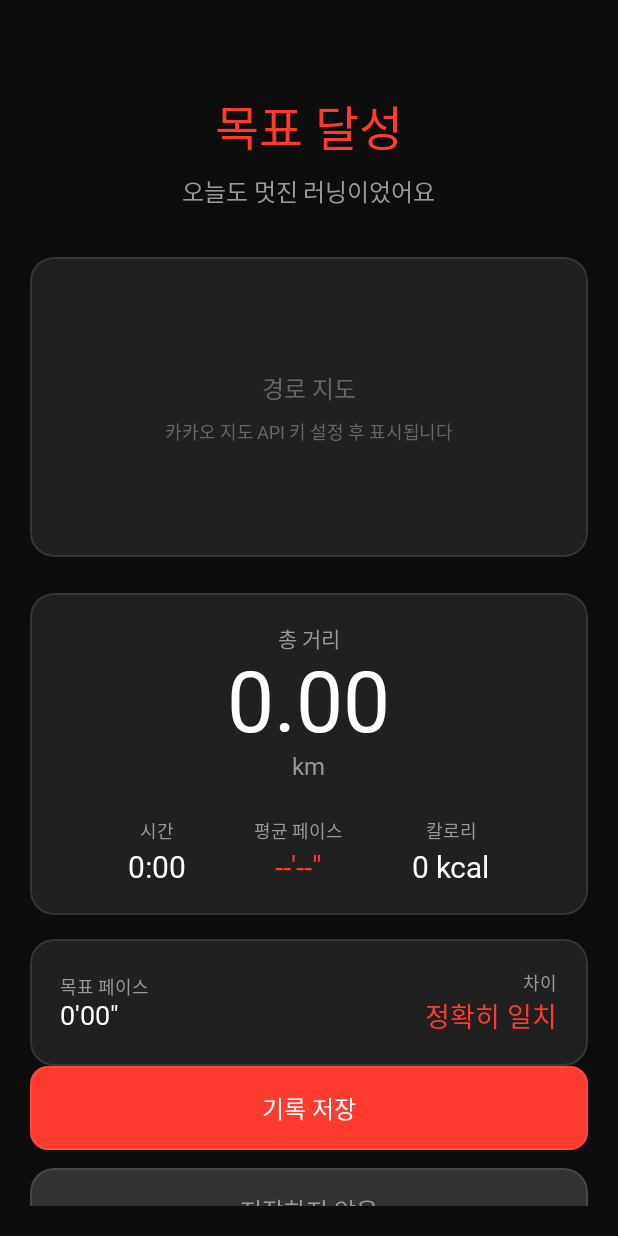
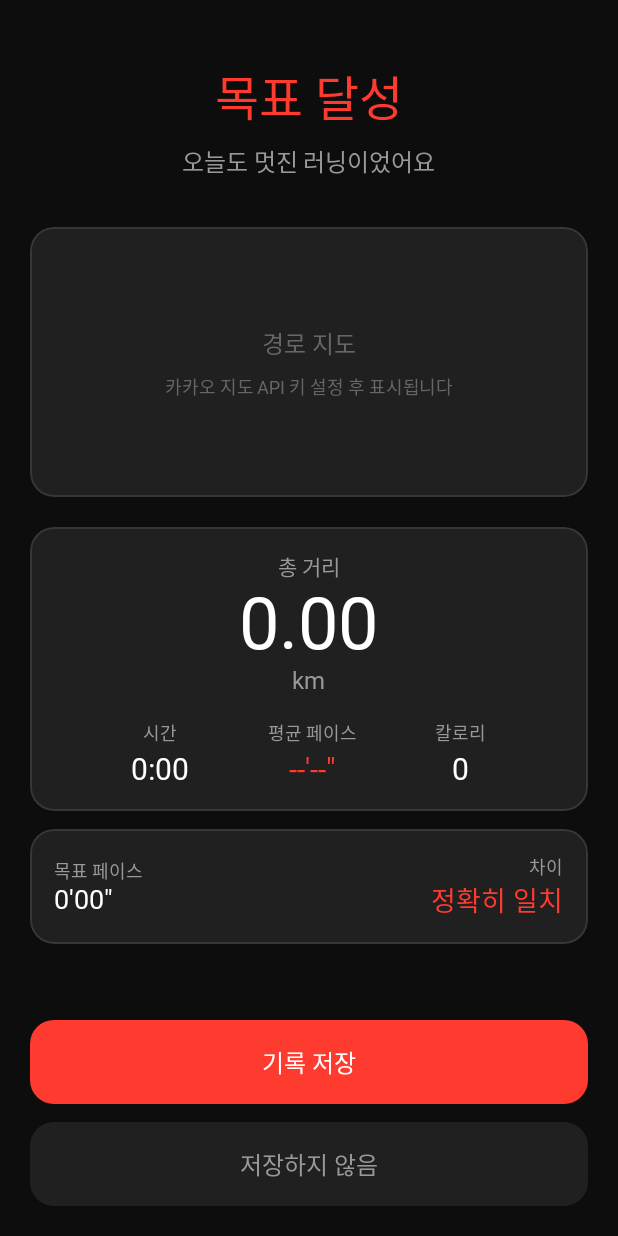
Before and after one commit to sleepysoong/breeze, an Android app built with Jetpack Compose: the composable RunningResultScreen called with empty values, on a phone screen of 412 x 824 dp. Run offline under Robolectric (Android 15) with nearby library versions, the phone set to English and light mode, and no system bars; Roboto replaces fonts that are not available here.

Commit message:
fix: result screen button click handling - separate buttons from scroll area

```diff
--- a/app/src/main/java/com/sleepysoong/breeze/ui/result/RunningResultScreen.kt
+++ b/app/src/main/java/com/sleepysoong/breeze/ui/result/RunningResultScreen.kt
@@ -22,7 +22,6 @@ import androidx.compose.ui.draw.clip
 import androidx.compose.ui.text.style.TextAlign
 import androidx.compose.ui.unit.dp
 import androidx.compose.ui.unit.sp
-import com.sleepysoong.breeze.ui.components.GlassButton
 import com.sleepysoong.breeze.ui.components.GlassCard
 import com.sleepysoong.breeze.ui.theme.BreezeTheme
 
@@ -47,16 +46,17 @@ fun RunningResultScreen(
     val paceDeviation = averagePaceSeconds - targetPaceSeconds
     val isGoalAchieved = kotlin.math.abs(paceDeviation) <= 30 // 30초 이내 오차
 
-    Box(
+    Column(
         modifier = Modifier
             .fillMaxSize()
             .background(BreezeTheme.colors.background)
     ) {
+        // 스크롤 영역
         Column(
             modifier = Modifier
-                .fillMaxSize()
-                .padding(20.dp)
-                .verticalScroll(rememberScrollState()),
+                .weight(1f)
+                .verticalScroll(rememberScrollState())
+                .padding(horizontal = 20.dp),
             horizontalAlignment = Alignment.CenterHorizontally
         ) {
             Spacer(modifier = Modifier.height(40.dp))
@@ -86,7 +86,7 @@ fun RunningResultScreen(
             GlassCard(
                 modifier = Modifier
                     .fillMaxWidth()
-                    .height(200.dp)
+                    .height(180.dp)
             ) {
                 Box(
                     modifier = Modifier.fillMaxSize(),
@@ -111,14 +111,14 @@ fun RunningResultScreen(
                 }
             }
 
-            Spacer(modifier = Modifier.height(24.dp))
+            Spacer(modifier = Modifier.height(20.dp))
 
             // 주요 통계
             GlassCard(
                 modifier = Modifier.fillMaxWidth()
             ) {
                 Column(
-                    modifier = Modifier.padding(20.dp)
+                    modifier = Modifier.padding(16.dp)
                 ) {
                     // 거리 (대형)
                     Column(
@@ -132,7 +132,7 @@ fun RunningResultScreen(
                         )
                         Text(
                             text = String.format("%.2f", distanceKm),
-                            style = BreezeTheme.typography.displayLarge.copy(fontSize = 56.sp),
+                            style = BreezeTheme.typography.displayLarge.copy(fontSize = 48.sp),
                             color = BreezeTheme.colors.textPrimary
                         )
                         Text(
@@ -142,7 +142,7 @@ fun RunningResultScreen(
                         )
                     }
 
-                    Spacer(modifier = Modifier.height(24.dp))
+                    Spacer(modifier = Modifier.height(16.dp))
 
                     // 시간, 페이스, 칼로리
                     Row(
@@ -164,13 +164,13 @@ fun RunningResultScreen(
                         )
                         ResultStatItem(
                             label = "칼로리",
-                            value = "$calories kcal"
+                            value = "$calories"
                         )
                     }
                 }
             }
 
-            Spacer(modifier = Modifier.height(16.dp))
+            Spacer(modifier = Modifier.height(12.dp))
 
             // 목표 비교 카드
             GlassCard(
@@ -179,7 +179,7 @@ fun RunningResultScreen(
                 Row(
                     modifier = Modifier
                         .fillMaxWidth()
-                        .padding(20.dp),
+                        .padding(16.dp),
                     horizontalArrangement = Arrangement.SpaceBetween,
                     verticalAlignment = Alignment.CenterVertically
                 ) {
@@ -220,22 +220,24 @@ fun RunningResultScreen(
                 }
             }
 
-            Spacer(modifier = Modifier.weight(1f))
+            Spacer(modifier = Modifier.height(20.dp))
+        }
 
-            // 버튼 영역
+        // 버튼 영역 (고정)
         Column(
-                modifier = Modifier.fillMaxWidth(),
+            modifier = Modifier
+                .fillMaxWidth()
+                .padding(20.dp),
             verticalArrangement = Arrangement.spacedBy(12.dp)
         ) {
             // 저장 버튼
-                GlassButton(
-                    onClick = onSave,
+            Box(
                 modifier = Modifier
                     .fillMaxWidth()
                     .height(56.dp)
-                ) {
-                    Box(
-                        modifier = Modifier.fillMaxSize(),
+                    .clip(RoundedCornerShape(16.dp))
+                    .background(BreezeTheme.colors.primary)
+                    .clickable { onSave() },
                 contentAlignment = Alignment.Center
             ) {
                 Text(
@@ -244,17 +246,13 @@ fun RunningResultScreen(
                     color = BreezeTheme.colors.textPrimary
                 )
             }
-                }
 
             // 삭제 버튼
-                GlassCard(
+            Box(
                 modifier = Modifier
                     .fillMaxWidth()
                     .height(56.dp)
-                ) {
-                    Box(
-                        modifier = Modifier
-                            .fillMaxSize()
+                    .clip(RoundedCornerShape(16.dp))
                     .background(BreezeTheme.colors.cardBackground)
                     .clickable { onDiscard() },
                 contentAlignment = Alignment.Center
@@ -265,10 +263,6 @@ fun RunningResultScreen(
                     color = BreezeTheme.colors.textSecondary
                 )
             }
-                }
-            }
-
-            Spacer(modifier = Modifier.height(32.dp))
         }
     }
 }
```
Lines whose indentation alone changed are shown as unchanged.
